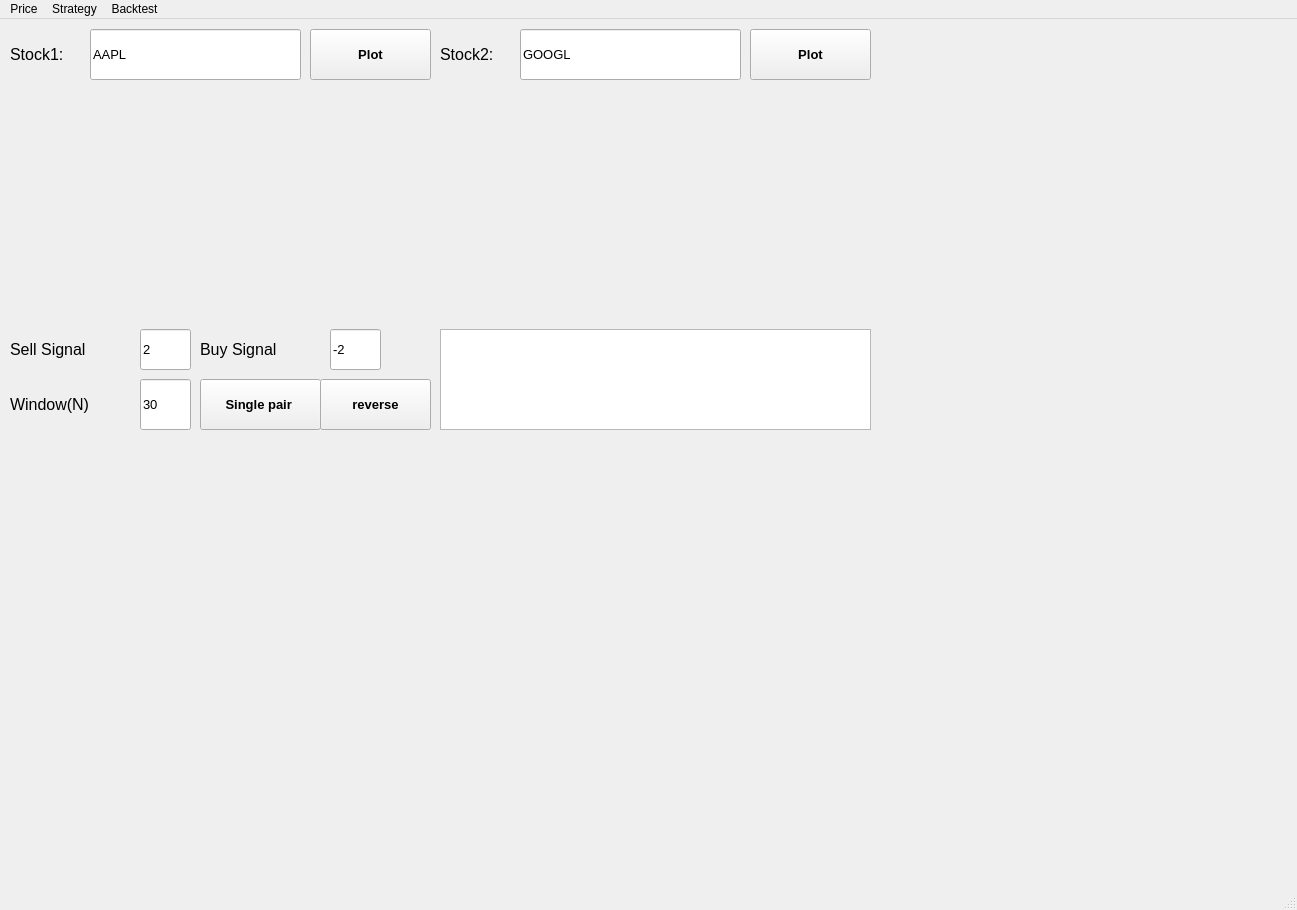
Before: the Qt Designer form PriceUI.ui in liutuol/584project, drawn with Qt 5.
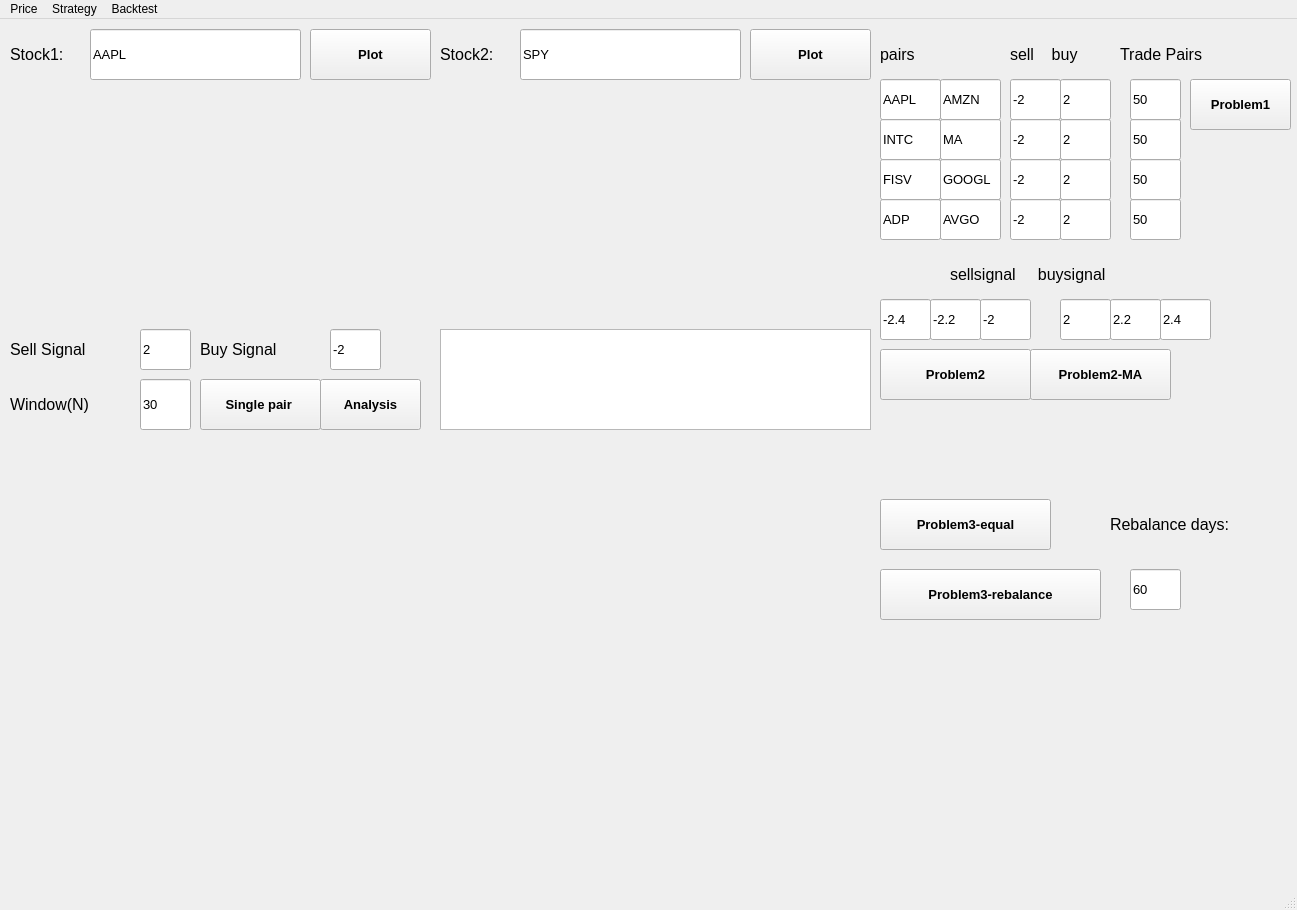
After: the same form once the commit is applied.

Commit message: 1st finished app, problem 1 is for buy and sell constant amount of pair, problem 2 is for buy and sell equal percentage, problem 3 is to consider asset relocation, change the amount of asset based on passed n days performance

Patch:
```diff
--- a/PriceUI.ui
+++ b/PriceUI.ui
@@ -67,7 +67,7 @@
      </font>
     </property>
     <property name="text">
-     <string>GOOGL</string>
+     <string>SPY</string>
     </property>
    </widget>
    <widget class="QPushButton" name="pushButton_2">
@@ -297,12 +297,405 @@
      </rect>
     </property>
    </widget>
-   <widget class="QPushButton" name="pushButton_4">
+   <widget class="QLabel" name="label_4">
+    <property name="geometry">
+     <rect>
+      <x>880</x>
+      <y>10</y>
+      <width>71</width>
+      <height>51</height>
+     </rect>
+    </property>
+    <property name="font">
+     <font>
+      <pointsize>12</pointsize>
+     </font>
+    </property>
+    <property name="text">
+     <string>pairs</string>
+    </property>
+   </widget>
+   <widget class="QLineEdit" name="pair1_stocka">
+    <property name="geometry">
+     <rect>
+      <x>880</x>
+      <y>60</y>
+      <width>61</width>
+      <height>41</height>
+     </rect>
+    </property>
+    <property name="font">
+     <font>
+      <pointsize>10</pointsize>
+     </font>
+    </property>
+    <property name="text">
+     <string>AAPL</string>
+    </property>
+   </widget>
+   <widget class="QLineEdit" name="pair1_stockb">
+    <property name="geometry">
+     <rect>
+      <x>940</x>
+      <y>60</y>
+      <width>61</width>
+      <height>41</height>
+     </rect>
+    </property>
+    <property name="font">
+     <font>
+      <pointsize>10</pointsize>
+     </font>
+    </property>
+    <property name="text">
+     <string>AMZN</string>
+    </property>
+   </widget>
+   <widget class="QLineEdit" name="pair2_stocka">
+    <property name="geometry">
+     <rect>
+      <x>880</x>
+      <y>100</y>
+      <width>61</width>
+      <height>41</height>
+     </rect>
+    </property>
+    <property name="font">
+     <font>
+      <pointsize>10</pointsize>
+     </font>
+    </property>
+    <property name="text">
+     <string>INTC</string>
+    </property>
+   </widget>
+   <widget class="QLineEdit" name="pair2_stockb">
+    <property name="geometry">
+     <rect>
+      <x>940</x>
+      <y>100</y>
+      <width>61</width>
+      <height>41</height>
+     </rect>
+    </property>
+    <property name="font">
+     <font>
+      <pointsize>10</pointsize>
+     </font>
+    </property>
+    <property name="text">
+     <string>MA</string>
+    </property>
+   </widget>
+   <widget class="QLineEdit" name="pair3_stockb">
+    <property name="geometry">
+     <rect>
+      <x>940</x>
+      <y>140</y>
+      <width>61</width>
+      <height>41</height>
+     </rect>
+    </property>
+    <property name="font">
+     <font>
+      <pointsize>10</pointsize>
+     </font>
+    </property>
+    <property name="text">
+     <string>GOOGL</string>
+    </property>
+   </widget>
+   <widget class="QLineEdit" name="pair3_stocka">
+    <property name="geometry">
+     <rect>
+      <x>880</x>
+      <y>140</y>
+      <width>61</width>
+      <height>41</height>
+     </rect>
+    </property>
+    <property name="font">
+     <font>
+      <pointsize>10</pointsize>
+     </font>
+    </property>
+    <property name="text">
+     <string>FISV</string>
+    </property>
+   </widget>
+   <widget class="QLineEdit" name="pair4_stockb">
+    <property name="geometry">
+     <rect>
+      <x>940</x>
+      <y>180</y>
+      <width>61</width>
+      <height>41</height>
+     </rect>
+    </property>
+    <property name="font">
+     <font>
+      <pointsize>10</pointsize>
+     </font>
+    </property>
+    <property name="text">
+     <string>AVGO</string>
+    </property>
+   </widget>
+   <widget class="QLineEdit" name="pair4_stocka">
+    <property name="geometry">
+     <rect>
+      <x>880</x>
+      <y>180</y>
+      <width>61</width>
+      <height>41</height>
+     </rect>
+    </property>
+    <property name="font">
+     <font>
+      <pointsize>10</pointsize>
+     </font>
+    </property>
+    <property name="text">
+     <string>ADP</string>
+    </property>
+   </widget>
+   <widget class="QLabel" name="label_7">
+    <property name="geometry">
+     <rect>
+      <x>1010</x>
+      <y>10</y>
+      <width>101</width>
+      <height>51</height>
+     </rect>
+    </property>
+    <property name="font">
+     <font>
+      <pointsize>12</pointsize>
+     </font>
+    </property>
+    <property name="text">
+     <string>sell    buy</string>
+    </property>
+   </widget>
+   <widget class="QLineEdit" name="sell_signal_1">
+    <property name="geometry">
+     <rect>
+      <x>1010</x>
+      <y>60</y>
+      <width>51</width>
+      <height>41</height>
+     </rect>
+    </property>
+    <property name="font">
+     <font>
+      <pointsize>10</pointsize>
+     </font>
+    </property>
+    <property name="text">
+     <string>-2</string>
+    </property>
+   </widget>
+   <widget class="QLineEdit" name="buy_signal_1">
+    <property name="geometry">
+     <rect>
+      <x>1060</x>
+      <y>60</y>
+      <width>51</width>
+      <height>41</height>
+     </rect>
+    </property>
+    <property name="font">
+     <font>
+      <pointsize>10</pointsize>
+     </font>
+    </property>
+    <property name="text">
+     <string>2</string>
+    </property>
+   </widget>
+   <widget class="QLineEdit" name="sell_signal_2">
+    <property name="geometry">
+     <rect>
+      <x>1010</x>
+      <y>100</y>
+      <width>51</width>
+      <height>41</height>
+     </rect>
+    </property>
+    <property name="font">
+     <font>
+      <pointsize>10</pointsize>
+     </font>
+    </property>
+    <property name="text">
+     <string>-2</string>
+    </property>
+   </widget>
+   <widget class="QLineEdit" name="buy_signal_2">
+    <property name="geometry">
+     <rect>
+      <x>1060</x>
+      <y>100</y>
+      <width>51</width>
+      <height>41</height>
+     </rect>
+    </property>
+    <property name="font">
+     <font>
+      <pointsize>10</pointsize>
+     </font>
+    </property>
+    <property name="text">
+     <string>2</string>
+    </property>
+   </widget>
+   <widget class="QLineEdit" name="buy_signal_3">
+    <property name="geometry">
+     <rect>
+      <x>1060</x>
+      <y>140</y>
+      <width>51</width>
+      <height>41</height>
+     </rect>
+    </property>
+    <property name="font">
+     <font>
+      <pointsize>10</pointsize>
+     </font>
+    </property>
+    <property name="text">
+     <string>2</string>
+    </property>
+   </widget>
+   <widget class="QLineEdit" name="sell_signal_3">
+    <property name="geometry">
+     <rect>
+      <x>1010</x>
+      <y>140</y>
+      <width>51</width>
+      <height>41</height>
+     </rect>
+    </property>
+    <property name="font">
+     <font>
+      <pointsize>10</pointsize>
+     </font>
+    </property>
+    <property name="text">
+     <string>-2</string>
+    </property>
+   </widget>
+   <widget class="QLineEdit" name="buy_signal_4">
+    <property name="geometry">
+     <rect>
+      <x>1060</x>
+      <y>180</y>
+      <width>51</width>
+      <height>41</height>
+     </rect>
+    </property>
+    <property name="font">
+     <font>
+      <pointsize>10</pointsize>
+     </font>
+    </property>
+    <property name="text">
+     <string>2</string>
+    </property>
+   </widget>
+   <widget class="QLineEdit" name="sell_signal_4">
+    <property name="geometry">
+     <rect>
+      <x>1010</x>
+      <y>180</y>
+      <width>51</width>
+      <height>41</height>
+     </rect>
+    </property>
+    <property name="font">
+     <font>
+      <pointsize>10</pointsize>
+     </font>
+    </property>
+    <property name="text">
+     <string>-2</string>
+    </property>
+   </widget>
+   <widget class="QPushButton" name="Problem1Button">
+    <property name="geometry">
+     <rect>
+      <x>1190</x>
+      <y>60</y>
+      <width>101</width>
+      <height>51</height>
+     </rect>
+    </property>
+    <property name="font">
+     <font>
+      <pointsize>10</pointsize>
+      <weight>75</weight>
+      <bold>true</bold>
+     </font>
+    </property>
+    <property name="toolTip">
+     <string>&lt;html&gt;&lt;head/&gt;&lt;body&gt;&lt;p&gt;when hit the sell/buy signal, buy/sell 1 pair &lt;/p&gt;&lt;/body&gt;&lt;/html&gt;</string>
+    </property>
+    <property name="text">
+     <string>Problem1</string>
+    </property>
+   </widget>
+   <widget class="QPushButton" name="Problem2Button">
+    <property name="geometry">
+     <rect>
+      <x>880</x>
+      <y>330</y>
+      <width>151</width>
+      <height>51</height>
+     </rect>
+    </property>
+    <property name="font">
+     <font>
+      <pointsize>10</pointsize>
+      <weight>75</weight>
+      <bold>true</bold>
+     </font>
+    </property>
+    <property name="toolTip">
+     <string>&lt;html&gt;&lt;head/&gt;&lt;body&gt;&lt;p&gt;There are 3 signal for each, if reached , will add 1 position, and this will consider the trade pairs&lt;/p&gt;&lt;/body&gt;&lt;/html&gt;</string>
+    </property>
+    <property name="text">
+     <string>Problem2</string>
+    </property>
+   </widget>
+   <widget class="QPushButton" name="Problem3Button">
+    <property name="geometry">
+     <rect>
+      <x>880</x>
+      <y>480</y>
+      <width>171</width>
+      <height>51</height>
+     </rect>
+    </property>
+    <property name="font">
+     <font>
+      <pointsize>10</pointsize>
+      <weight>75</weight>
+      <bold>true</bold>
+     </font>
+    </property>
+    <property name="toolTip">
+     <string>&lt;html&gt;&lt;head/&gt;&lt;body&gt;&lt;p&gt;when hit the sell/buy signal, buy/sell 1 pair &lt;/p&gt;&lt;/body&gt;&lt;/html&gt;</string>
+    </property>
+    <property name="text">
+     <string>Problem3-equal</string>
+    </property>
+   </widget>
+   <widget class="QPushButton" name="AnalysisButton">
     <property name="geometry">
      <rect>
       <x>320</x>
       <y>360</y>
-      <width>111</width>
+      <width>101</width>
       <height>51</height>
      </rect>
     </property>
@@ -314,7 +707,305 @@
      </font>
     </property>
     <property name="text">
-     <string>reverse</string>
+     <string>Analysis</string>
+    </property>
+   </widget>
+   <widget class="QLabel" name="label_8">
+    <property name="geometry">
+     <rect>
+      <x>1120</x>
+      <y>10</y>
+      <width>141</width>
+      <height>51</height>
+     </rect>
+    </property>
+    <property name="font">
+     <font>
+      <pointsize>12</pointsize>
+     </font>
+    </property>
+    <property name="text">
+     <string>Trade Pairs</string>
+    </property>
+   </widget>
+   <widget class="QLineEdit" name="pair1_number">
+    <property name="geometry">
+     <rect>
+      <x>1130</x>
+      <y>60</y>
+      <width>51</width>
+      <height>41</height>
+     </rect>
+    </property>
+    <property name="font">
+     <font>
+      <pointsize>10</pointsize>
+     </font>
+    </property>
+    <property name="text">
+     <string>50</string>
+    </property>
+   </widget>
+   <widget class="QLineEdit" name="pair2_number">
+    <property name="geometry">
+     <rect>
+      <x>1130</x>
+      <y>100</y>
+      <width>51</width>
+      <height>41</height>
+     </rect>
+    </property>
+    <property name="font">
+     <font>
+      <pointsize>10</pointsize>
+     </font>
+    </property>
+    <property name="text">
+     <string>50</string>
+    </property>
+   </widget>
+   <widget class="QLineEdit" name="pair3_number">
+    <property name="geometry">
+     <rect>
+      <x>1130</x>
+      <y>140</y>
+      <width>51</width>
+      <height>41</height>
+     </rect>
+    </property>
+    <property name="font">
+     <font>
+      <pointsize>10</pointsize>
+     </font>
+    </property>
+    <property name="text">
+     <string>50</string>
+    </property>
+   </widget>
+   <widget class="QLineEdit" name="pair4_number">
+    <property name="geometry">
+     <rect>
+      <x>1130</x>
+      <y>180</y>
+      <width>51</width>
+      <height>41</height>
+     </rect>
+    </property>
+    <property name="font">
+     <font>
+      <pointsize>10</pointsize>
+     </font>
+    </property>
+    <property name="text">
+     <string>50</string>
+    </property>
+   </widget>
+   <widget class="QPushButton" name="Problem2Button_MA">
+    <property name="geometry">
+     <rect>
+      <x>1030</x>
+      <y>330</y>
+      <width>141</width>
+      <height>51</height>
+     </rect>
+    </property>
+    <property name="font">
+     <font>
+      <pointsize>10</pointsize>
+      <weight>75</weight>
+      <bold>true</bold>
+     </font>
+    </property>
+    <property name="toolTip">
+     <string>&lt;html&gt;&lt;head/&gt;&lt;body&gt;&lt;p&gt;when hit the sell/buy signal, buy/sell 1 pair &lt;/p&gt;&lt;/body&gt;&lt;/html&gt;</string>
+    </property>
+    <property name="text">
+     <string>Problem2-MA</string>
+    </property>
+   </widget>
+   <widget class="QLabel" name="label_9">
+    <property name="geometry">
+     <rect>
+      <x>950</x>
+      <y>230</y>
+      <width>201</width>
+      <height>51</height>
+     </rect>
+    </property>
+    <property name="font">
+     <font>
+      <pointsize>12</pointsize>
+     </font>
+    </property>
+    <property name="text">
+     <string>sellsignal     buysignal</string>
+    </property>
+   </widget>
+   <widget class="QLineEdit" name="sell_signalset_1">
+    <property name="geometry">
+     <rect>
+      <x>980</x>
+      <y>280</y>
+      <width>51</width>
+      <height>41</height>
+     </rect>
+    </property>
+    <property name="font">
+     <font>
+      <pointsize>10</pointsize>
+     </font>
+    </property>
+    <property name="text">
+     <string>-2</string>
+    </property>
+   </widget>
+   <widget class="QLineEdit" name="sell_signalset_2">
+    <property name="geometry">
+     <rect>
+      <x>930</x>
+      <y>280</y>
+      <width>51</width>
+      <height>41</height>
+     </rect>
+    </property>
+    <property name="font">
+     <font>
+      <pointsize>10</pointsize>
+     </font>
+    </property>
+    <property name="text">
+     <string>-2.2</string>
+    </property>
+   </widget>
+   <widget class="QLineEdit" name="sell_signalset_3">
+    <property name="geometry">
+     <rect>
+      <x>880</x>
+      <y>280</y>
+      <width>51</width>
+      <height>41</height>
+     </rect>
+    </property>
+    <property name="font">
+     <font>
+      <pointsize>10</pointsize>
+     </font>
+    </property>
+    <property name="text">
+     <string>-2.4</string>
+    </property>
+   </widget>
+   <widget class="QLineEdit" name="buy_signalset_2">
+    <property name="geometry">
+     <rect>
+      <x>1110</x>
+      <y>280</y>
+      <width>51</width>
+      <height>41</height>
+     </rect>
+    </property>
+    <property name="font">
+     <font>
+      <pointsize>10</pointsize>
+     </font>
+    </property>
+    <property name="text">
+     <string>2.2</string>
+    </property>
+   </widget>
+   <widget class="QLineEdit" name="buy_signalset_3">
+    <property name="geometry">
+     <rect>
+      <x>1160</x>
+      <y>280</y>
+      <width>51</width>
+      <height>41</height>
+     </rect>
+    </property>
+    <property name="font">
+     <font>
+      <pointsize>10</pointsize>
+     </font>
+    </property>
+    <property name="text">
+     <string>2.4</string>
+    </property>
+   </widget>
+   <widget class="QLineEdit" name="buy_signalset_1">
+    <property name="geometry">
+     <rect>
+      <x>1060</x>
+      <y>280</y>
+      <width>51</width>
+      <height>41</height>
+     </rect>
+    </property>
+    <property name="font">
+     <font>
+      <pointsize>10</pointsize>
+     </font>
+    </property>
+    <property name="text">
+     <string>2</string>
+    </property>
+   </widget>
+   <widget class="QPushButton" name="Problem3Button_2">
+    <property name="geometry">
+     <rect>
+      <x>880</x>
+      <y>550</y>
+      <width>221</width>
+      <height>51</height>
+     </rect>
+    </property>
+    <property name="font">
+     <font>
+      <pointsize>10</pointsize>
+      <weight>75</weight>
+      <bold>true</bold>
+     </font>
+    </property>
+    <property name="toolTip">
+     <string>&lt;html&gt;&lt;head/&gt;&lt;body&gt;&lt;p&gt;when hit the sell/buy signal, buy/sell 1 pair &lt;/p&gt;&lt;/body&gt;&lt;/html&gt;</string>
+    </property>
+    <property name="text">
+     <string>Problem3-rebalance</string>
+    </property>
+   </widget>
+   <widget class="QLineEdit" name="rebalancedays">
+    <property name="geometry">
+     <rect>
+      <x>1130</x>
+      <y>550</y>
+      <width>51</width>
+      <height>41</height>
+     </rect>
+    </property>
+    <property name="font">
+     <font>
+      <pointsize>10</pointsize>
+     </font>
+    </property>
+    <property name="text">
+     <string>60</string>
+    </property>
+   </widget>
+   <widget class="QLabel" name="label_10">
+    <property name="geometry">
+     <rect>
+      <x>1110</x>
+      <y>480</y>
+      <width>141</width>
+      <height>51</height>
+     </rect>
+    </property>
+    <property name="font">
+     <font>
+      <pointsize>12</pointsize>
+     </font>
+    </property>
+    <property name="text">
+     <string>Rebalance days:</string>
     </property>
    </widget>
   </widget>
```
Left out of the diff: 3 changed lines with no effect on the pictures. The commit also changes 3 other files.
